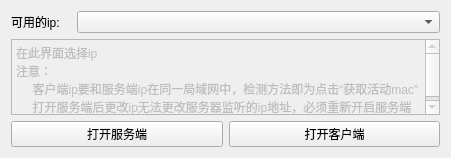
Before: the Qt Designer form selectip.ui in VictorySong/ls, drawn with Qt 5.
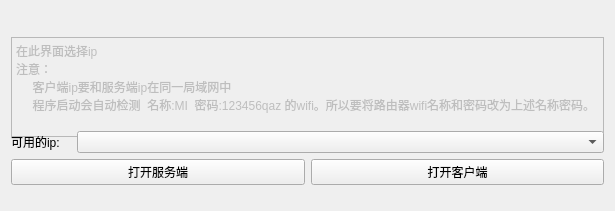
After: the same form once the commit is applied.

Commit message: 界面小改动

```diff
--- a/selectip.ui
+++ b/selectip.ui
@@ -6,16 +6,67 @@
    <rect>
     <x>0</x>
     <y>0</y>
-    <width>451</width>
-    <height>157</height>
+    <width>615</width>
+    <height>211</height>
    </rect>
   </property>
+  <property name="sizePolicy">
+   <sizepolicy hsizetype="Preferred" vsizetype="Minimum">
+    <horstretch>0</horstretch>
+    <verstretch>0</verstretch>
+   </sizepolicy>
+  </property>
+  <property name="minimumSize">
+   <size>
+    <width>0</width>
+    <height>211</height>
+   </size>
+  </property>
   <property name="windowTitle">
    <string>Form</string>
   </property>
   <layout class="QGridLayout" name="gridLayout">
    <item row="0" column="0">
     <layout class="QVBoxLayout" name="verticalLayout">
+     <item>
+      <layout class="QHBoxLayout" name="horizontalLayout_3">
+       <item>
+        <widget class="QTextEdit" name="textEdit">
+         <property name="enabled">
+          <bool>false</bool>
+         </property>
+         <property name="sizePolicy">
+          <sizepolicy hsizetype="Expanding" vsizetype="Minimum">
+           <horstretch>0</horstretch>
+           <verstretch>0</verstretch>
+          </sizepolicy>
+         </property>
+         <property name="minimumSize">
+          <size>
+           <width>0</width>
+           <height>100</height>
+          </size>
+         </property>
+         <property name="maximumSize">
+          <size>
+           <width>16777215</width>
+           <height>75</height>
+          </size>
+         </property>
+         <property name="html">
+          <string>&lt;!DOCTYPE HTML PUBLIC &quot;-//W3C//DTD HTML 4.0//EN&quot; &quot;http://www.w3.org/TR/REC-html40/strict.dtd&quot;&gt;
+&lt;html&gt;&lt;head&gt;&lt;meta name=&quot;qrichtext&quot; content=&quot;1&quot; /&gt;&lt;style type=&quot;text/css&quot;&gt;
+p, li { white-space: pre-wrap; }
+&lt;/style&gt;&lt;/head&gt;&lt;body style=&quot; font-family:'SimSun'; font-size:9pt; font-weight:400; font-style:normal;&quot;&gt;
+&lt;p style=&quot; margin-top:0px; margin-bottom:0px; margin-left:0px; margin-right:0px; -qt-block-indent:0; text-indent:0px;&quot;&gt;在此界面选择ip &lt;/p&gt;
+&lt;p style=&quot; margin-top:0px; margin-bottom:0px; margin-left:0px; margin-right:0px; -qt-block-indent:0; text-indent:0px;&quot;&gt;注意：&lt;/p&gt;
+&lt;p style=&quot; margin-top:0px; margin-bottom:0px; margin-left:0px; margin-right:0px; -qt-block-indent:0; text-indent:0px;&quot;&gt;     客户端ip要和服务端ip在同一局域网中&lt;/p&gt;
+&lt;p style=&quot; margin-top:0px; margin-bottom:0px; margin-left:0px; margin-right:0px; -qt-block-indent:0; text-indent:0px;&quot;&gt;     程序启动会自动检测  名称:MI  密码:123456qaz 的wifi。所以要将路由器wifi名称和密码改为上述名称密码。&lt;/p&gt;&lt;/body&gt;&lt;/html&gt;</string>
+         </property>
+        </widget>
+       </item>
+      </layout>
+     </item>
      <item>
       <layout class="QHBoxLayout" name="horizontalLayout">
        <item>
@@ -55,41 +106,6 @@
        </item>
       </layout>
      </item>
-     <item>
-      <widget class="QTextEdit" name="textEdit">
-       <property name="enabled">
-        <bool>false</bool>
-       </property>
-       <property name="sizePolicy">
-        <sizepolicy hsizetype="Expanding" vsizetype="Minimum">
-         <horstretch>0</horstretch>
-         <verstretch>0</verstretch>
-        </sizepolicy>
-       </property>
-       <property name="minimumSize">
-        <size>
-         <width>0</width>
-         <height>76</height>
-        </size>
-       </property>
-       <property name="maximumSize">
-        <size>
-         <width>16777215</width>
-         <height>75</height>
-        </size>
-       </property>
-       <property name="html">
-        <string>&lt;!DOCTYPE HTML PUBLIC &quot;-//W3C//DTD HTML 4.0//EN&quot; &quot;http://www.w3.org/TR/REC-html40/strict.dtd&quot;&gt;
-&lt;html&gt;&lt;head&gt;&lt;meta name=&quot;qrichtext&quot; content=&quot;1&quot; /&gt;&lt;style type=&quot;text/css&quot;&gt;
-p, li { white-space: pre-wrap; }
-&lt;/style&gt;&lt;/head&gt;&lt;body style=&quot; font-family:'SimSun'; font-size:9pt; font-weight:400; font-style:normal;&quot;&gt;
-&lt;p style=&quot; margin-top:0px; margin-bottom:0px; margin-left:0px; margin-right:0px; -qt-block-indent:0; text-indent:0px;&quot;&gt;在此界面选择ip &lt;/p&gt;
-&lt;p style=&quot; margin-top:0px; margin-bottom:0px; margin-left:0px; margin-right:0px; -qt-block-indent:0; text-indent:0px;&quot;&gt;注意：&lt;/p&gt;
-&lt;p style=&quot; margin-top:0px; margin-bottom:0px; margin-left:0px; margin-right:0px; -qt-block-indent:0; text-indent:0px;&quot;&gt;     客户端ip要和服务端ip在同一局域网中，检测方法即为点击“获取活动mac&amp;quot;&lt;/p&gt;
-&lt;p style=&quot; margin-top:0px; margin-bottom:0px; margin-left:0px; margin-right:0px; -qt-block-indent:0; text-indent:0px;&quot;&gt;     打开服务端后更改ip无法更改服务器监听的ip地址，必须重新开启服务端&lt;/p&gt;&lt;/body&gt;&lt;/html&gt;</string>
-       </property>
-      </widget>
-     </item>
      <item>
       <layout class="QHBoxLayout" name="horizontalLayout_2">
        <item>
```
The commit also changes 1 other file.
